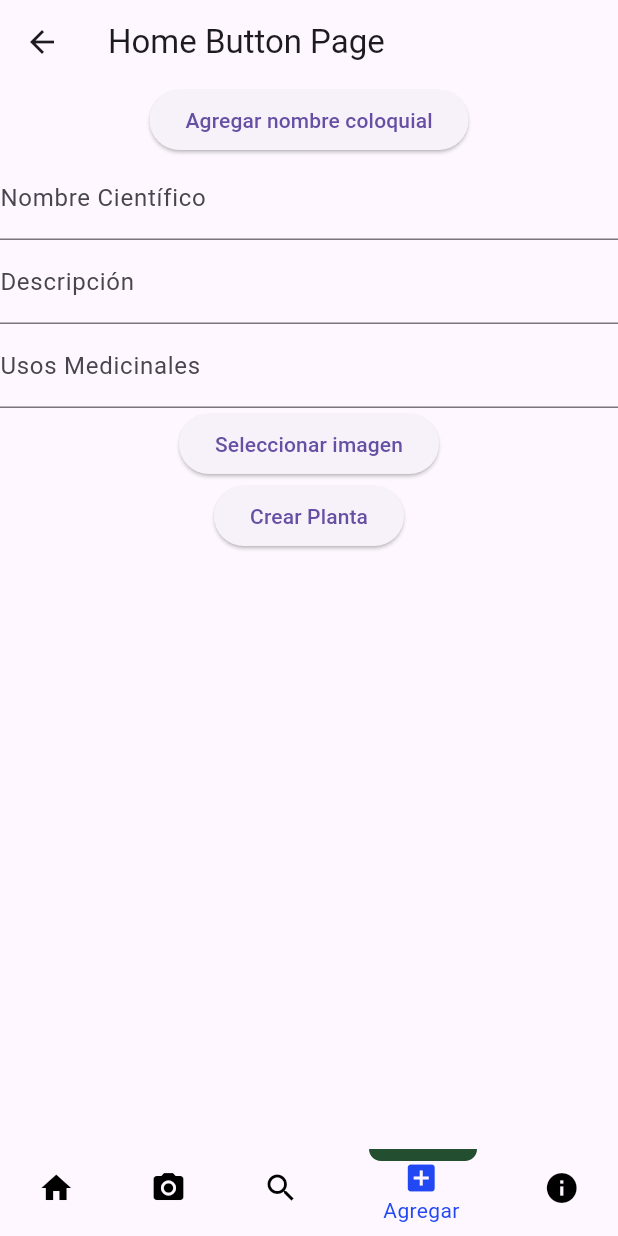
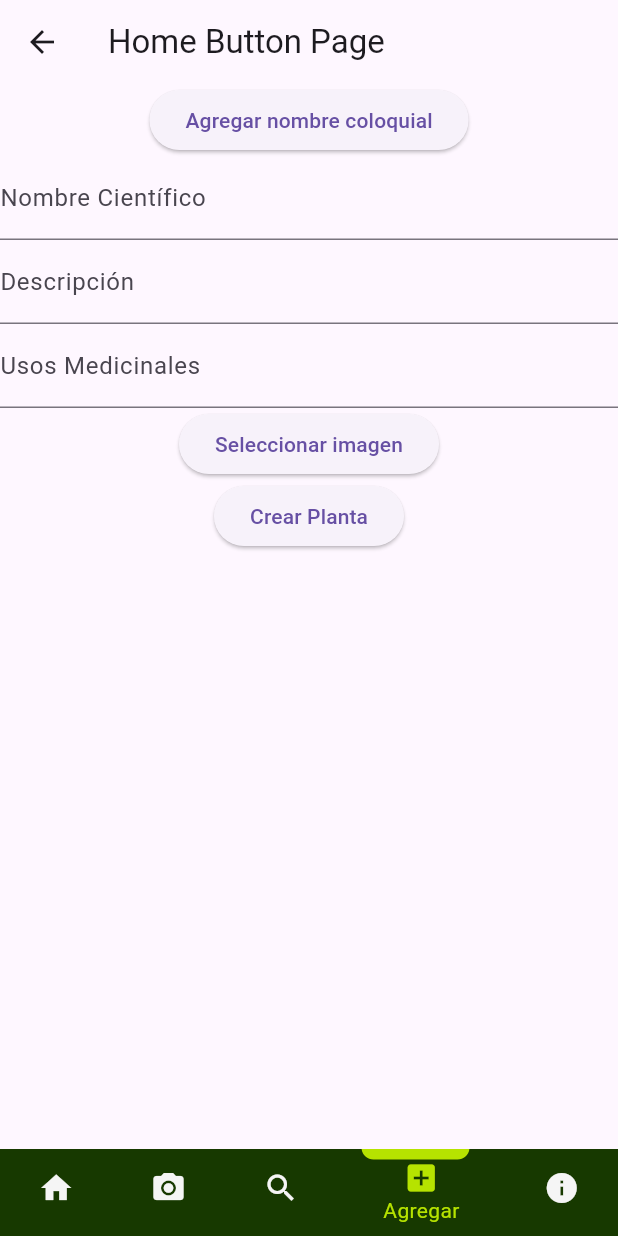
Before and after one commit to Leunam77/ProyectoJardinBotanico, a Flutter app: the HomeButtonPage screen opened directly, item 4 of the bottom bar chosen, on a phone screen of 412 x 824 dp. Run offline on Flutter 3.47's test engine with Material 3 defaults, Android fonts, the light colour scheme and no system bars; our stand-ins replace cloud_firestore, firebase_core, firebase_storage, flutter_svg, image_picker, qr_flutter; missing offline and left inert: qr_code_scanner; accounts and stored records are empty.

Commit message:
modificacon en la barra de navegacin

```diff
--- a/lib/views/screens/home_button.dart
+++ b/lib/views/screens/home_button.dart
@@ -21,11 +21,11 @@ class HomeButtonPageState extends State<HomeButtonPage> {
     Text('Information'),
   ];
   final positions = [
-    const Offset(8, -12),
-    const Offset(80, -12),
-    const Offset(150, -12),
-    const Offset(230, -12),
-    const Offset(305, -12),
+    const Offset(5, -13),
+    const Offset(75, -13),
+    const Offset(150, -13),
+    const Offset(225, -13),
+    const Offset(295, -13),
   ];
 
   @override
@@ -45,7 +45,11 @@ class HomeButtonPageState extends State<HomeButtonPage> {
                 ),
       bottomNavigationBar: Stack(
         children: <Widget>[
-          BottomNavigationBar(
+          Theme(
+            data: Theme.of(context).copyWith(
+              canvasColor: const Color.fromARGB(255, 23, 57, 0),
+            ),
+            child: BottomNavigationBar(
               items: const <BottomNavigationBarItem>[
                 BottomNavigationBarItem(
                   icon: Icon(Icons.home),
@@ -68,8 +72,6 @@ class HomeButtonPageState extends State<HomeButtonPage> {
                   label: 'Información',
                 ),
               ],
-            backgroundColor:
-                const Color.fromARGB(255, 255, 0, 0), // color de fondo
               currentIndex: _selectedIndex,
               onTap: (index) {
                 // switch (index) {
@@ -87,10 +89,11 @@ class HomeButtonPageState extends State<HomeButtonPage> {
                 });
               },
 
-            unselectedItemColor: const Color.fromARGB(
-                255, 0, 0, 0), // color de los ítems no seleccionados
-            selectedItemColor: const Color.fromARGB(255, 33, 72, 243),
+              unselectedItemColor: const Color.fromARGB(255, 245, 245, 245), // color de los ítems no seleccionados
+              selectedItemColor: const Color.fromARGB(255,182, 227, 0),
             ),
+          ),
+
           Positioned(
             top: positions[_selectedIndex].dy,
             left: positions[_selectedIndex].dx,
```
Also changed, not shown: assets/images/barrita.svg, 1 other file. Lines whose indentation alone changed are shown as unchanged.
